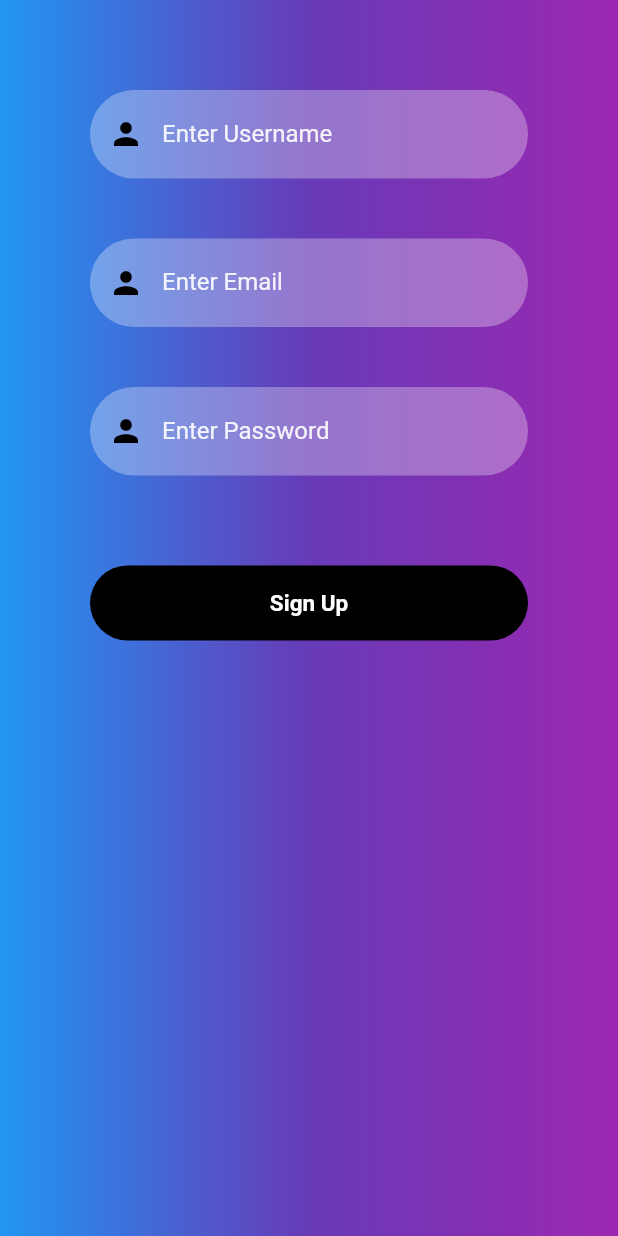
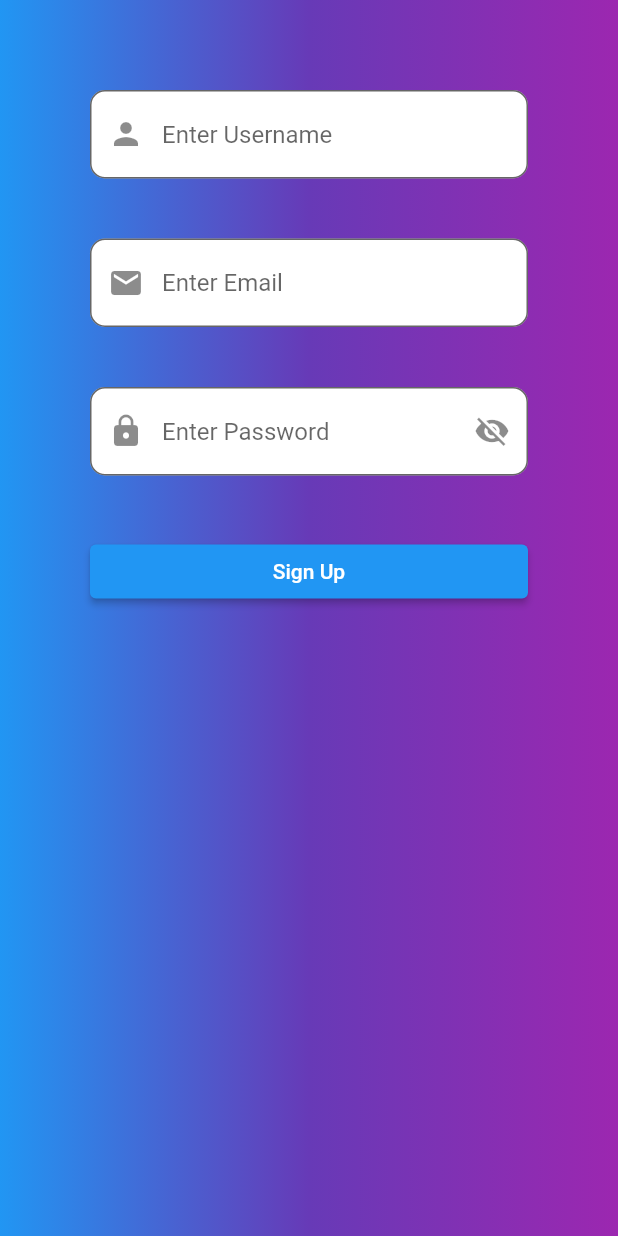
Before and after one commit to sai-63/practice, a Flutter app: the SignUp screen opened directly, on a phone screen of 412 x 824 dp. Run offline on Flutter 3.47's test engine with Material 2 defaults, Android fonts, the phone set to English and light mode, and no system bars; our stand-ins replace cloud_firestore, firebase_auth, firebase_core, google_fonts; missing offline and left inert: flutterfire_ui, syncfusion_flutter_pdfviewer; accounts and stored records are empty; network calls fail.

Commit message:
version 2.1.5

```diff
--- a/lib/pages/api-key.dart
+++ b/lib/pages/api-key.dart
@@ -1,3 +1,3 @@
 class APIKey {
-  static const apiKey = "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";
+  static const apiKey = "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";
 }
--- a/lib/pages/signup-page.dart
+++ b/lib/pages/signup-page.dart
@@ -2,7 +2,6 @@ import 'package:cloud_firestore/cloud_firestore.dart';
 import 'package:firebase_auth/firebase_auth.dart';
 import 'package:flutter/material.dart';
 import 'package:practice/pages/login_page.dart';
-import 'package:practice/reusable_widgets.dart';
 
 class SignUp extends StatefulWidget {
   const SignUp({Key? key}) : super(key: key);
@@ -12,36 +11,117 @@ class SignUp extends StatefulWidget {
 }
 
 class _SignUpState extends State<SignUp> {
-  final fs=FirebaseFirestore.instance;
-  final auth=FirebaseAuth.instance;
-  TextEditingController _emailTextController=TextEditingController();
-  TextEditingController _passwordTextController=TextEditingController();
-  TextEditingController _textController=TextEditingController();
+  final FirebaseFirestore fs = FirebaseFirestore.instance;
+  final FirebaseAuth auth = FirebaseAuth.instance;
+  TextEditingController _emailTextController = TextEditingController();
+  TextEditingController _passwordTextController = TextEditingController();
+  TextEditingController _textController = TextEditingController();
+  bool _obscurePassword = true;
+
   @override
   Widget build(BuildContext context) {
     return Scaffold(
-      body: Container(
-        padding: EdgeInsets.only(left: 60.0,right: 60.0),
+      body: SingleChildScrollView(
+        child: Container(
+          padding: EdgeInsets.only(left: 60.0, right: 60.0),
           decoration: BoxDecoration(
-          gradient: LinearGradient(colors: [Colors.blue,Colors.deepPurple,Colors.purple]),
+            gradient: LinearGradient(
+              colors: [Colors.blue, Colors.deepPurple, Colors.purple],
             ),
+          ),
+          width: MediaQuery.of(context).size.width,
+          height: MediaQuery.of(context).size.height,
           child: Column(
+            crossAxisAlignment: CrossAxisAlignment.stretch,
             children: [
-            SizedBox(height: 60.0,),
-            reUsableTextField("Enter Username", Icons.person, true, _textController),
-            SizedBox(height: 40.0,),
-            reUsableTextField("Enter Email", Icons.person, true, _emailTextController),
-            SizedBox(height: 40.0,),
-            reUsableTextField("Enter Password", Icons.person, true, _passwordTextController),
-            SizedBox(height: 40.0,),
-            loginSignUpButton(context, false, (){
-              FirebaseAuth.instance.createUserWithEmailAndPassword(email: _emailTextController.text, password: _passwordTextController.text).then((value){fs.collection('Users').add({
+              SizedBox(height: 60.0),
+              TextField(
+                controller: _textController,
+                decoration: InputDecoration(
+                  hintText: "Enter Username",
+                  prefixIcon: Icon(Icons.person),
+                  filled: true,
+                  fillColor: Colors.white,
+                  border: OutlineInputBorder(
+                    borderRadius: BorderRadius.circular(10.0),
+                  ),
+                ),
+              ),
+              SizedBox(height: 40.0),
+              TextField(
+                controller: _emailTextController,
+                decoration: InputDecoration(
+                  hintText: "Enter Email",
+                  prefixIcon: Icon(Icons.email),
+                  filled: true,
+                  fillColor: Colors.white,
+                  border: OutlineInputBorder(
+                    borderRadius: BorderRadius.circular(10.0),
+                  ),
+                ),
+              ),
+              SizedBox(height: 40.0),
+              TextField(
+                controller: _passwordTextController,
+                obscureText: _obscurePassword,
+                decoration: InputDecoration(
+                  hintText: "Enter Password",
+                  prefixIcon: Icon(Icons.lock),
+                  suffixIcon: IconButton(
+                    icon: Icon(
+                      _obscurePassword ? Icons.visibility_off : Icons.visibility,
+                    ),
+                    onPressed: () {
+                      setState(() {
+                        _obscurePassword = !_obscurePassword;
+                      });
+                    },
+                  ),
+                  filled: true,
+                  fillColor: Colors.white,
+                  border: OutlineInputBorder(
+                    borderRadius: BorderRadius.circular(10.0),
+                  ),
+                ),
+              ),
+              SizedBox(height: 40.0),
+              ElevatedButton(
+                onPressed: () {
+                  if (_passwordTextController.text.length < 6) {
+                    ScaffoldMessenger.of(context).showSnackBar(
+                      SnackBar(
+                        content: Text('Password should be at least 6 characters'),
+                      ),
+                    );
+                    return;
+                  }
+
+                  auth
+                      .createUserWithEmailAndPassword(
+                          email: _emailTextController.text,
+                          password: _passwordTextController.text)
+                      .then((value) {
+                    fs.collection('Users').add({
                       'username': _textController.text,
-                'email': _emailTextController!.text,
+                      'email': _emailTextController.text,
                       'password': _passwordTextController.text,
-              });Navigator.push(context,MaterialPageRoute(builder: (context)=>Homes()));}).onError((error, stackTrace){});
-            } )
+                    });
+                    Navigator.push(
+                      context,
+                      MaterialPageRoute(builder: (context) => Homes()),
+                    );
+                  }).catchError((error) {
+                    ScaffoldMessenger.of(context).showSnackBar(
+                      SnackBar(
+                        content: Text('An error occurred, please try again.'),
+                      ),
+                    );
+                  });
+                },
+                child: Text('Sign Up'),
+              ),
             ],
+          ),
         ),
       ),
     );
```
Also changed, not shown: lib/pages/home-page.dart (+7 -2 lines), lib/pages/login_page.dart (+30 -10 lines), lib/reusable_widgets.dart (+7 -3 lines). Lines whose indentation alone changed are shown as unchanged.
